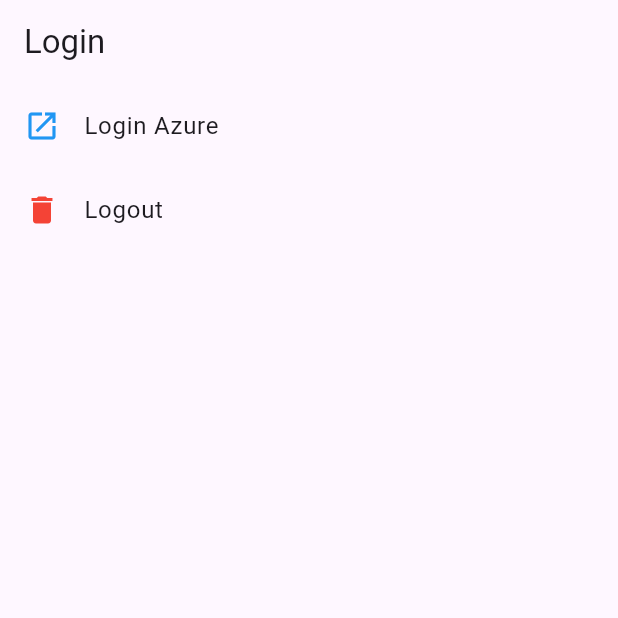
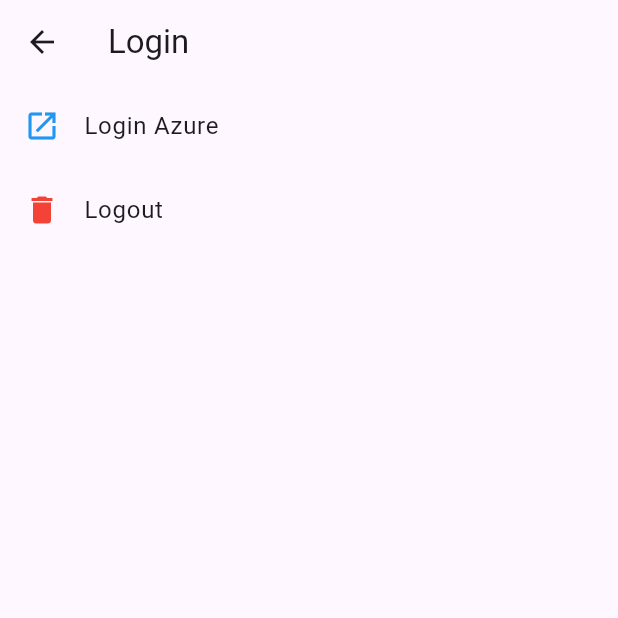
Before and after one commit to Gayathri-kt/kewaunee, a Flutter app: the screen it shows after launch, on a phone screen of 412 x 824 dp, the top half of it. Run offline on Flutter 3.47's test engine with Material 3 defaults, Android fonts, the phone set to English and light mode, and no system bars; our stand-ins replace get, image_gallery_saver, logger, permission_handler, shared_preferences, signature; missing offline and left inert: aad_oauth.

Commit message:
# Navigation

```diff
--- a/lib/main.dart
+++ b/lib/main.dart
@@ -12,6 +12,7 @@
 
 import 'constants/text_constants.dart';
 import 'model/login_response.dart';
+import 'route/routes_name.dart';
 import 'signature_screen.dart';
 
 
@@ -22,7 +23,7 @@
 class MyApp extends StatelessWidget {
   @override
   Widget build(BuildContext context) {
-    return GetMaterialApp(
+    return MaterialApp(
       debugShowCheckedModeBanner: false,
       title: 'AAD OAuth Demo',
       theme: ThemeData(
@@ -30,10 +31,12 @@
       ),
       // home: MyHomePage(title: 'AAD OAuth Home'),
       home:MyHomePage() ,
-      routes: {
-        '/': (context) => MyHomePage(),
-        '/sign': (context) => SignatureScreen(),
-      },
+      onGenerateRoute: RouteGenerator.generateRoute,
+      initialRoute: RoutesName.homePage,
+      // routes: {
+      //   '/': (context) => MyHomePage(),
+      //   '/sign': (context) => const SignatureScreen(),
+      // },
       navigatorKey: navigatorKey,
     );
   }
@@ -57,13 +60,13 @@
   static final Config config = Config(
     tenant: 'ca51afa4-43e6-4d01-9a9a-633374b0618e',
     clientId: '961cc16d-48ee-4801-9a63-644bafb8ada5',
-    scope: 'openid profile offline_access',
+    scope: 'openid profile email offline_access',
     // User.Read mailboxsettings.read calendars.readwrite
     clientSecret: "zBg8Q~ysHZHxZUYpZazfqJ-C3sdvDqX-8mYG1dfR",
     navigatorKey: navigatorKey,
     responseType: 'code',
     webUseRedirect: true,
-    redirectUri: kIsWeb?"https://kewaunee.web.app/sign":"https://dane-loving-mammoth.ngrok-free.app/callback",
+    redirectUri: kIsWeb?"http://localhost:54475/SignatureScreen":"https://dane-loving-mammoth.ngrok-free.app/callback",
     loader: const SizedBox(),
     appBar: AppBar(
       title: const Text('AAD OAuth Demo'),
@@ -102,7 +105,7 @@
               leading: const Icon(Icons.delete, color: Colors.red),
               title: const Text('Logout'),
               onTap: () {
-                // Navigator.pushNamed(context, '/sign');
+                Navigator.pushNamed(context, RoutesName.signaturePage);
 
                 logout();
               },
@@ -198,10 +201,13 @@
     Map loginRequest = {
       "access_token": accessToken,
     };
-
+    Map<String, String>? header =  {
+      "Access-Control-Allow-Origin": "*",
+      'Content-Type': 'application/json',
+      'Accept': '*/*'};
 
     final response =
-    await http.post(Uri.parse(url), body: loginRequest);
+    await http.post(Uri.parse(url),headers: header, body: loginRequest);
 
     var data = LoginResponse.fromJson(json.decode(response.body));
 
@@ -215,9 +221,11 @@
         SharedPreferences sharedPreferences = await _prefs;
         sharedPreferences.setString(authToken, data.data!.authToken.toString());
         // sharedPreferences.setString(authCode, data.data!.code.toString());
-             Get.offAllNamed('/sign');
+        //      Get.offAllNamed('/sign');
         // snackBarAlert(data.message.toString());
+        // Navigator.pushNamed(context, 'sign');
 
+        Navigator.pushNamed(context, RoutesName.signaturePage);
 
         // Get.offAll(const DevicesTypeScreen());
 
--- /dev/null
+++ b/lib/route/routes_name.dart
@@ -0,0 +1,52 @@
+import 'package:flutter/material.dart';
+import 'package:responsiveapp/main.dart';
+import 'package:responsiveapp/signature_screen.dart';
+
+class RoutesName {
+  // ignore: non_constant_identifier_names
+  static const String homePage = '/home';
+  // ignore: non_constant_identifier_names
+  static const String signaturePage = '/sign';
+}
+
+class RouteGenerator {
+  static Route<dynamic> generateRoute(RouteSettings settings) {
+    switch (settings.name) {
+      case RoutesName.homePage:
+        return _GeneratePageRoute(
+            widget: MyHomePage(), routeName: settings.name!);
+      case RoutesName.signaturePage:
+        return _GeneratePageRoute(
+            widget: const SignatureScreen(), routeName: settings.name!);
+      default:
+        return _GeneratePageRoute(
+            widget: MyHomePage(), routeName: settings.name!);
+    }
+  }
+}
+
+class _GeneratePageRoute extends PageRouteBuilder {
+  final Widget? widget;
+  final String? routeName;
+  _GeneratePageRoute({this.widget, this.routeName})
+      : super(
+      settings: RouteSettings(name: routeName),
+      pageBuilder: (BuildContext context, Animation<double> animation,
+          Animation<double> secondaryAnimation) {
+        return widget!;
+      },
+      transitionDuration: const Duration(milliseconds: 500),
+      transitionsBuilder: (BuildContext context,
+          Animation<double> animation,
+          Animation<double> secondaryAnimation,
+          Widget child) {
+        return SlideTransition(
+          textDirection: TextDirection.rtl,
+          position: Tween<Offset>(
+            begin: const Offset(1.0, 0.0),
+            end: Offset.zero,
+          ).animate(animation),
+          child: child,
+        );
+      });
+}
```
